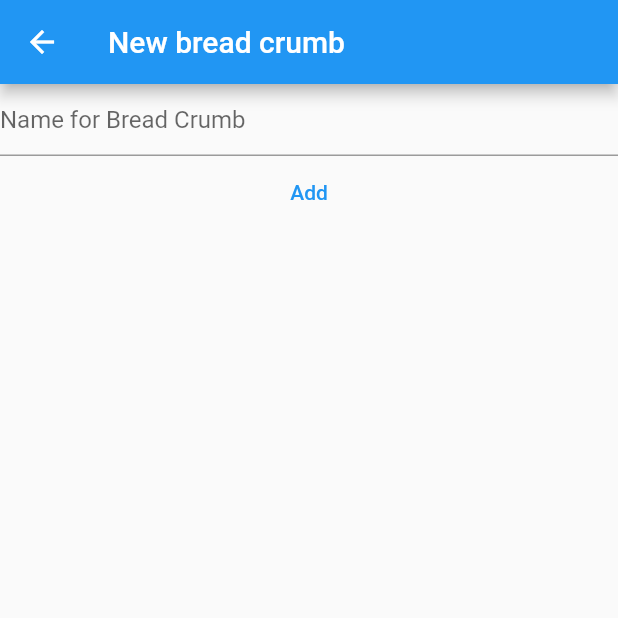
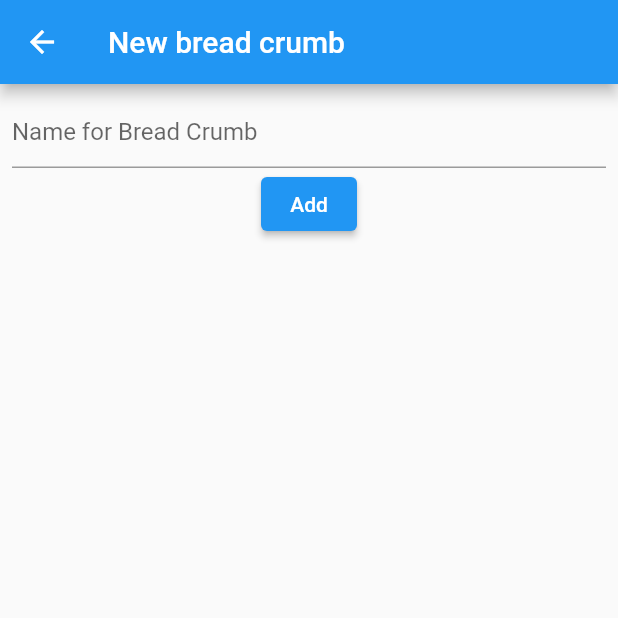
Before and after one commit to hwangblood/flutter-state-management, a Flutter app: the screen it shows after launch, after a tap on "New bread crumb", on a phone screen of 412 x 824 dp, the top half of it. Run offline on Flutter 3.47's test engine with Material 2 defaults, Android fonts, the phone set to English and light mode, and no system bars.

Commit message:
Better UI

```diff
--- a/Chapter5-Provider/testingprovider_course/lib/main.dart
+++ b/Chapter5-Provider/testingprovider_course/lib/main.dart
@@ -78,7 +78,13 @@ class BreadCrumbsWidget extends StatelessWidget {
 
   @override
   Widget build(BuildContext context) {
-    return Wrap(
+    return Container(
+      width: double.infinity,
+      height: 100,
+      padding: const EdgeInsets.all(8.0),
+      color: const Color.fromARGB(255, 255, 255, 50),
+      child: breadCrumbs.isNotEmpty
+          ? Wrap(
               children: breadCrumbs.map((breadCrumb) {
                 return Text(
                   breadCrumb.title,
@@ -87,6 +93,10 @@ class BreadCrumbsWidget extends StatelessWidget {
                   ),
                 );
               }).toList(),
+            )
+          : const Center(
+              child: Text('No bread crumbs now.'),
+            ),
     );
   }
 }
@@ -103,23 +113,29 @@ class HomePage extends StatelessWidget {
         title: const Text('Material App Bar'),
       ),
       body: Column(
+        crossAxisAlignment: CrossAxisAlignment.start,
         children: [
           Consumer<BreadCrumbProvider>(
             builder: (context, provider, child) {
               return BreadCrumbsWidget(breadCrumbs: provider.items);
             },
           ),
-          TextButton(
+          Row(
+            mainAxisAlignment: MainAxisAlignment.spaceEvenly,
+            children: [
+              OutlinedButton(
                 onPressed: () {
                   Navigator.of(context).pushNamed('/new');
                 },
                 child: const Text('New bread crumb'),
               ),
-          TextButton(
+              OutlinedButton(
                 onPressed: () {
                   context.read<BreadCrumbProvider>().reset();
                 },
                 child: const Text('Reset'),
+              ),
+            ],
           ),
         ],
       ),
@@ -154,7 +170,9 @@ class _NewBreadCrumbPageState extends State<NewBreadCrumbPage> {
       appBar: AppBar(
         title: const Text('New bread crumb'),
       ),
-      body: Column(
+      body: Padding(
+        padding: const EdgeInsets.all(8.0),
+        child: Column(
           children: [
             TextField(
               controller: _controller,
@@ -162,7 +180,7 @@ class _NewBreadCrumbPageState extends State<NewBreadCrumbPage> {
                 hintText: 'Name for Bread Crumb',
               ),
             ),
-          TextButton(
+            ElevatedButton(
               onPressed: () {
                 final text = _controller.text;
                 if (text.isNotEmpty) {
@@ -175,6 +193,7 @@ class _NewBreadCrumbPageState extends State<NewBreadCrumbPage> {
             ),
           ],
         ),
+      ),
     );
   }
 }
```
Lines whose indentation alone changed are shown as unchanged.
